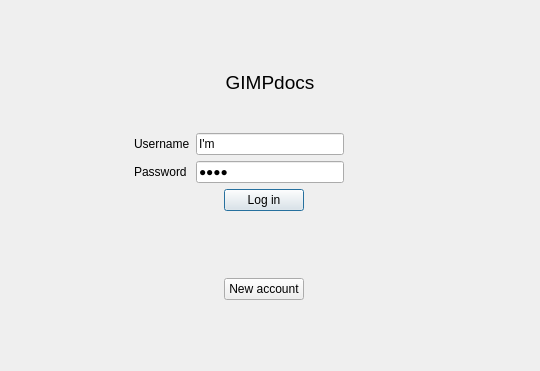
Qt form CLIENT/GUI/ui/gui_login.ui (GiuliCler/GIMPteam) before a commit.
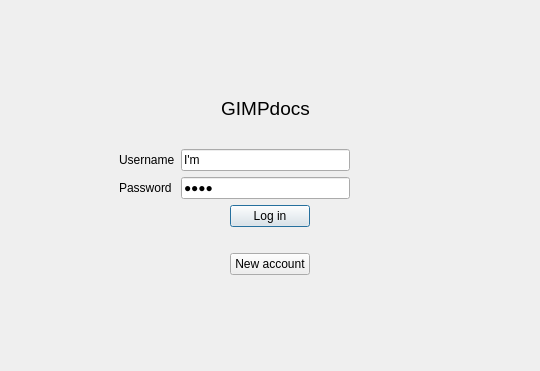
The same form after that commit.

The edit to the form file:
```diff
--- a/CLIENT/GUI/ui/gui_login.ui
+++ b/CLIENT/GUI/ui/gui_login.ui
@@ -13,7 +13,7 @@
   <property name="windowTitle">
    <string>Form</string>
   </property>
-  <layout class="QGridLayout" name="gridLayout" rowstretch="0,1,0" columnstretch="2,0,3">
+  <layout class="QGridLayout" name="gridLayout" columnstretch="3,0,5" columnminimumwidth="0,0,0">
    <item row="0" column="1">
     <spacer name="verticalSpacer_2">
      <property name="orientation">
@@ -58,6 +58,21 @@
         </spacer>
        </item>
        <item row="0" column="1">
+        <layout class="QHBoxLayout" name="horizontalLayout_3">
+         <item>
+          <spacer name="horizontalSpacer_7">
+           <property name="orientation">
+            <enum>Qt::Horizontal</enum>
+           </property>
+           <property name="sizeHint" stdset="0">
+            <size>
+             <width>40</width>
+             <height>20</height>
+            </size>
+           </property>
+          </spacer>
+         </item>
+         <item>
         <widget class="QLabel" name="label_3">
          <property name="font">
           <font>
@@ -70,7 +85,25 @@
          <property name="alignment">
           <set>Qt::AlignCenter</set>
          </property>
-        </widget>
+           <property name="textInteractionFlags">
+            <set>Qt::LinksAccessibleByMouse|Qt::TextSelectableByMouse</set>
+           </property>
+          </widget>
+         </item>
+         <item>
+          <spacer name="horizontalSpacer_8">
+           <property name="orientation">
+            <enum>Qt::Horizontal</enum>
+           </property>
+           <property name="sizeHint" stdset="0">
+            <size>
+             <width>40</width>
+             <height>20</height>
+            </size>
+           </property>
+          </spacer>
+         </item>
+        </layout>
        </item>
        <item row="1" column="0">
         <spacer name="verticalSpacer_6">
```
Left out of the diff: 17 changed lines with no effect on the pictures. Lines whose indentation alone changed are shown as unchanged.
